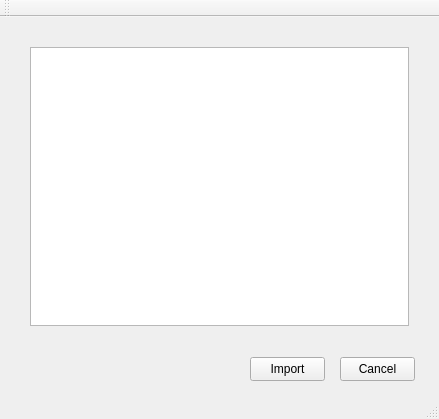
AnatolySolovyev12/DbSqlExport, file DbSqlExport/Import80020CLass.ui: the form before one commit.
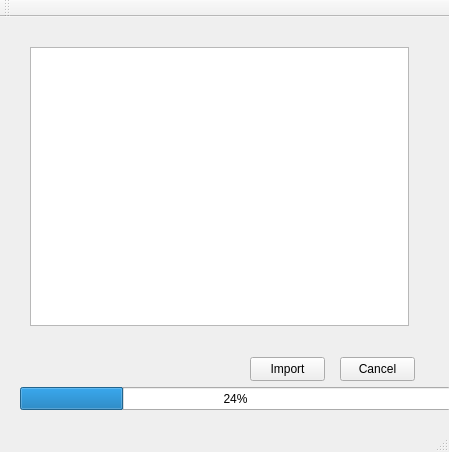
The form after the commit.

Commit message: Add progress bar and cahnge ptr on SAhredPointer

The edit to the form file:
```diff
--- a/DbSqlExport/Import80020CLass.ui
+++ b/DbSqlExport/Import80020CLass.ui
@@ -6,8 +6,8 @@
    <rect>
     <x>0</x>
     <y>0</y>
-    <width>439</width>
-    <height>419</height>
+    <width>449</width>
+    <height>452</height>
    </rect>
   </property>
   <property name="windowTitle">
@@ -55,6 +55,19 @@
      <string>Cancel</string>
     </property>
    </widget>
+   <widget class="QProgressBar" name="progressBar">
+    <property name="geometry">
+     <rect>
+      <x>20</x>
+      <y>370</y>
+      <width>431</width>
+      <height>23</height>
+     </rect>
+    </property>
+    <property name="value">
+     <number>24</number>
+    </property>
+   </widget>
   </widget>
   <widget class="QMenuBar" name="menuBar">
    <property name="geometry">
```
Left out of the diff: 2 changed lines with no effect on the pictures. The commit also changes 3 other files.
